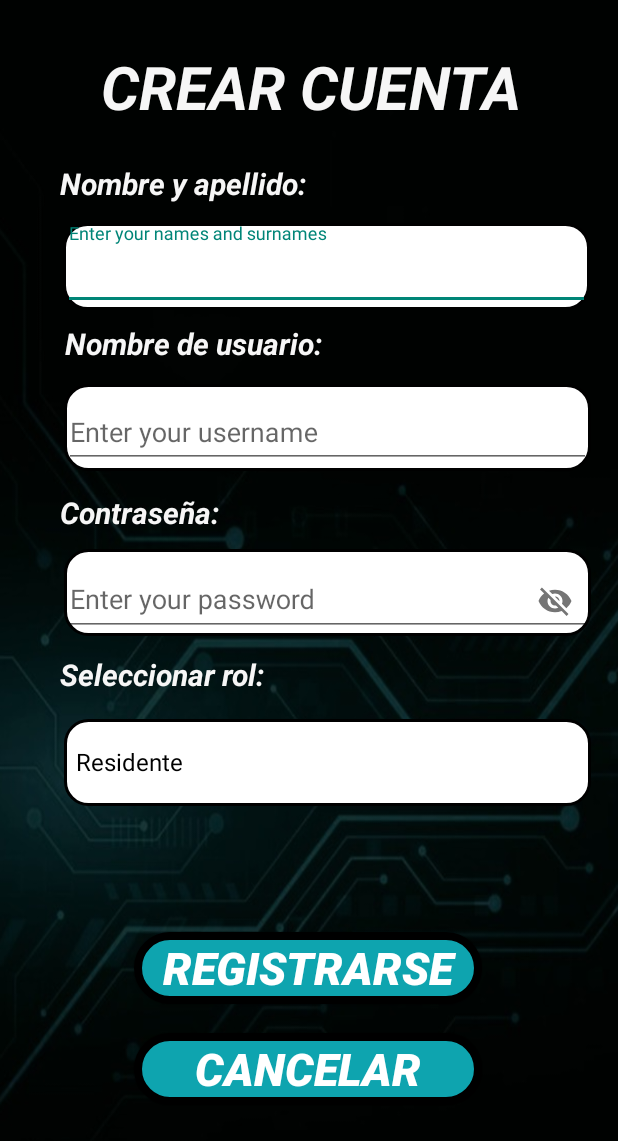
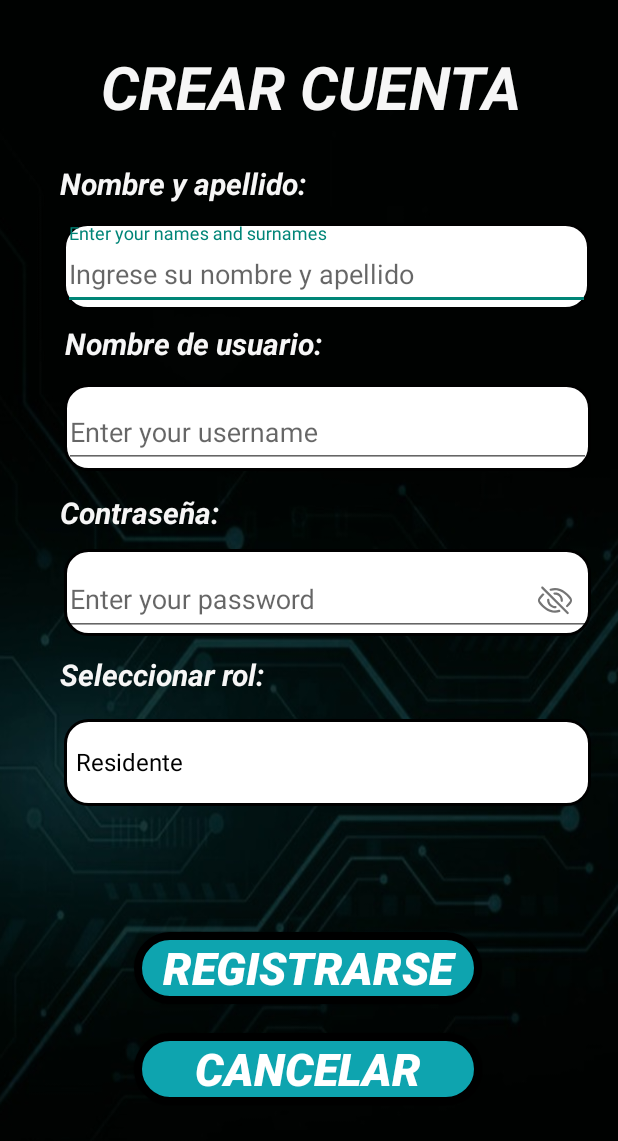
Before and after one commit to SergioGarzon/FastAccessApp-SeminarioIntegrador, an Android app built with Jetpack Compose: the RegisterAccount screen opened directly, with no data from a screen before it, on a phone screen of 412 x 824 dp. Shown: the top 1141 px of the screen. Run offline under Robolectric (Android 15) with nearby library versions, the phone set to English and light mode, and no system bars; our stand-ins replace Volley.

Commit message:
Password icon eye

```diff
--- a/app/src/main/java/com/example/aplicacionseminariointegrador/RegisterAccount.java
+++ b/app/src/main/java/com/example/aplicacionseminariointegrador/RegisterAccount.java
@@ -24,6 +24,7 @@ import com.android.volley.VolleyError;
 import com.android.volley.toolbox.StringRequest;
 import com.android.volley.toolbox.Volley;
 import com.example.aplicacionseminariointegrador.auxiliarclases.LanguageSelected;
+import com.google.android.material.textfield.TextInputEditText;
 import com.google.android.material.textfield.TextInputLayout;
 
 import java.util.HashMap;
@@ -36,6 +37,8 @@ public class RegisterAccount extends AppCompatActivity {
             txtLblUsernameCreateAccount, txtLblPasswordCreateAccount, txtLblSelectRole;
 
     TextInputLayout textInputLayoutNombre, txtInputLayoutPassword;
+
+    TextInputEditText txtInputEditTextName, txtInputEditTextUserName;
 
     Spinner spinnerRol;
 
@@ -63,6 +66,9 @@ public class RegisterAccount extends AppCompatActivity {
         textInputLayoutNombre = findViewById(R.id.textInputLayout2);
         txtInputLayoutPassword = findViewById(R.id.textInputLayout3);
 
+        txtInputEditTextName = findViewById(R.id.txtInputEditTextName);
+        txtInputEditTextUserName = findViewById(R.id.txtInputEditTextUserName);
+
         spinnerRol = findViewById(R.id.spinnerRol);
 
         if(LanguageSelected.languageSelected == 0) {
@@ -73,6 +79,8 @@ public class RegisterAccount extends AppCompatActivity {
             txtLblUsernameCreateAccount.setText("Username:");
             txtLblPasswordCreateAccount.setText("Password:");
             txtLblSelectRole.setText("Select Role:");
+
+            txtInputEditTextUserName.setHint("Enter your username");
 
             ArrayAdapter<CharSequence> adapter = ArrayAdapter.createFromResource(this, R.array.array_name_english, android.R.layout.simple_spinner_dropdown_item);
             adapter.setDropDownViewResource(android.R.layout.simple_spinner_dropdown_item);
@@ -85,6 +93,8 @@ public class RegisterAccount extends AppCompatActivity {
             txtLblUsernameCreateAccount.setText("Nombre de usuario:");
             txtLblPasswordCreateAccount.setText("Contraseña:");
             txtLblSelectRole.setText("Seleccionar rol:");
+            txtInputEditTextName.setHint("Ingrese su nombre y apellido");
+
 
             ArrayAdapter<CharSequence> adapter2 = ArrayAdapter.createFromResource(this, R.array.array_name, android.R.layout.simple_spinner_dropdown_item);
             adapter2.setDropDownViewResource(android.R.layout.simple_spinner_dropdown_item);
--- /dev/null
+++ b/app/src/main/res/drawable/custom_password_toggle.xml
@@ -0,0 +1,6 @@
+<?xml version="1.0" encoding="utf-8"?>
+<selector xmlns:android="http://schemas.android.com/apk/res/android">
+    <item android:drawable="@drawable/ic_show_eye"
+        android:state_checked="true"/>
+    <item android:drawable="@drawable/ic_hide_eye"/>
+</selector>
--- /dev/null
+++ b/app/src/main/res/drawable/ic_hide_eye.xml
@@ -0,0 +1,17 @@
+<vector xmlns:android="http://schemas.android.com/apk/res/android"
+    xmlns:tools="http://schemas.android.com/tools"
+    android:width="24dp"
+    android:height="20dp"
+    android:viewportWidth="24"
+    android:viewportHeight="20">
+    <path
+        android:pathData="M19.539,13.888C19.819,14.169 20.271,14.182 20.556,13.907C21.443,13.052 22.171,12.183 22.724,11.447C23.588,10.3 23.588,8.762 22.725,7.614C20.891,5.177 17.154,1.281 12,1.281C10.94,1.285 9.888,1.448 8.881,1.764C8.359,1.928 8.233,2.581 8.62,2.969C8.833,3.183 9.151,3.25 9.44,3.163C10.269,2.912 11.132,2.783 12,2.781C15.18,2.781 17.819,4.533 19.752,6.467C20.56,7.279 21.295,8.16 21.949,9.099C22.13,9.359 22.13,9.703 21.949,9.963C21.447,10.683 20.705,11.643 19.752,12.595C19.689,12.658 19.625,12.721 19.561,12.784C19.252,13.084 19.235,13.583 19.539,13.888Z"
+        android:fillColor="#4f4f4f"/>
+    <path
+        android:pathData="M16.009,10.359C16.444,10.794 17.174,10.618 17.23,10.005C17.28,9.463 17.245,8.913 17.124,8.377C16.906,7.407 16.417,6.518 15.714,5.815C15.011,5.112 14.123,4.623 13.153,4.405C12.617,4.285 12.068,4.25 11.526,4.299C10.912,4.355 10.736,5.086 11.172,5.522C11.359,5.709 11.623,5.791 11.887,5.783C12.327,5.769 12.766,5.833 13.186,5.973C13.738,6.157 14.24,6.467 14.652,6.879C15.064,7.291 15.374,7.793 15.558,8.345C15.698,8.765 15.762,9.205 15.749,9.645C15.741,9.908 15.822,10.172 16.009,10.359ZM12.113,13.28C12.377,13.272 12.641,13.354 12.828,13.54C13.263,13.975 13.087,14.705 12.474,14.761C11.932,14.811 11.382,14.776 10.846,14.655C9.876,14.438 8.987,13.948 8.284,13.245C7.581,12.542 7.092,11.654 6.874,10.684C6.754,10.148 6.719,9.599 6.768,9.057C6.824,8.444 7.555,8.268 7.991,8.703C8.177,8.89 8.259,9.154 8.251,9.418C8.238,9.858 8.302,10.297 8.442,10.717C8.626,11.269 8.936,11.771 9.348,12.183C9.76,12.595 10.262,12.905 10.814,13.089C11.234,13.229 11.674,13.293 12.113,13.28Z"
+        android:fillColor="#4f4f4f"
+        tools:ignore="VectorPath" />
+    <path
+        android:pathData="M5.025,5.736C4.755,5.976 4.496,6.219 4.248,6.466C3.44,7.279 2.705,8.16 2.05,9.099C1.87,9.358 1.873,9.701 2.05,9.963V9.963C2.553,10.683 3.296,11.643 4.248,12.595C6.181,14.529 8.822,16.281 12,16.281C12.898,16.281 13.752,16.142 14.56,15.897C14.849,15.809 15.166,15.878 15.38,16.092V16.092C15.767,16.48 15.641,17.134 15.118,17.298C14.11,17.614 13.06,17.777 12,17.781C6.846,17.781 3.109,13.885 1.275,11.448C0.412,10.3 0.412,8.762 1.275,7.615C1.825,6.883 2.547,6.02 3.426,5.171C3.721,4.886 4.188,4.901 4.477,5.19L5.022,5.736C5.023,5.737 5.024,5.737 5.025,5.736V5.736ZM21,18.531C20.707,18.824 20.231,18.824 19.938,18.531L3,1.593C2.707,1.3 2.707,0.824 3,0.531V0.531C3.293,0.238 3.769,0.238 4.062,0.531L21,17.469C21.293,17.762 21.293,18.238 21,18.531V18.531Z"
+        android:fillColor="#4f4f4f"/>
+</vector>
--- /dev/null
+++ b/app/src/main/res/drawable/ic_show_eye.xml
@@ -0,0 +1,11 @@
+<vector xmlns:android="http://schemas.android.com/apk/res/android"
+    xmlns:tools="http://schemas.android.com/tools"
+    android:width="24dp"
+    android:height="20dp"
+    android:viewportWidth="700"
+    android:viewportHeight="572">
+    <path
+        android:fillColor="#3A4350"
+        android:pathData="m350,443.33c-60.03,0 -121.23,-28.08 -178.16,-74.05 -41.27,-33.33 -78.51,-75.96 -78.51,-89.29s37.24,-55.95 78.51,-89.29c56.92,-45.97 118.13,-74.05 178.16,-74.05s121.23,28.08 178.16,74.05c41.27,33.33 78.51,75.96 78.51,89.29s-37.24,55.95 -78.51,89.29c-56.92,45.97 -118.13,74.05 -178.16,74.05zM350,420c53.79,0 110.35,-25.94 163.5,-68.87 19.98,-16.14 38.24,-33.8 52.56,-50.19 5.89,-6.75 10.77,-12.9 14.11,-17.73 1.84,-2.66 3.16,-5.15 3.16,-3.22s-1.32,-0.56 -3.16,-3.22c-3.34,-4.83 -8.22,-10.98 -14.11,-17.73 -14.32,-16.39 -32.58,-34.05 -52.56,-50.19 -53.15,-42.93 -109.7,-68.87 -163.5,-68.87s-110.35,25.94 -163.5,68.87c-19.98,16.14 -38.24,33.8 -52.56,50.19 -5.89,6.75 -10.77,12.9 -14.11,17.73 -1.84,2.66 -3.16,5.15 -3.16,3.22s1.32,0.56 3.16,3.22c3.34,4.83 8.22,10.98 14.11,17.73 14.32,16.39 32.58,34.05 52.56,50.19 53.15,42.93 109.7,68.87 163.5,68.87zM350,373.33c-51.55,0 -93.33,-41.78 -93.33,-93.33s41.78,-93.33 93.33,-93.33 93.33,41.78 93.33,93.33 -41.78,93.33 -93.33,93.33zM350,350c38.66,0 70,-31.34 70,-70s-31.34,-70 -70,-70 -70,31.34 -70,70 31.34,70 70,70z"
+        tools:ignore="VectorPath" />
+</vector>
--- a/app/src/main/res/layout/activity_login.xml
+++ b/app/src/main/res/layout/activity_login.xml
@@ -85,12 +85,15 @@
         app:layout_constraintStart_toStartOf="parent"
         app:layout_constraintTop_toBottomOf="@+id/txtLblPass"
         app:layout_constraintVertical_bias="0.025"
-        app:endIconMode="password_toggle">
+        app:endIconMode="password_toggle"
+        app:endIconDrawable="@drawable/custom_password_toggle"
+        >
 
         <com.google.android.material.textfield.TextInputEditText
             android:layout_width="match_parent"
             android:layout_height="wrap_content"
             android:hint="Enter your password"
+            android:inputType="textPassword"
             />
     </com.google.android.material.textfield.TextInputLayout>
 
--- a/app/src/main/res/layout/activity_register_account.xml
+++ b/app/src/main/res/layout/activity_register_account.xml
@@ -37,6 +37,7 @@
         app:layout_constraintVertical_bias="0.02">
 
         <com.google.android.material.textfield.TextInputEditText
+            android:id="@+id/txtInputEditTextName"
             android:layout_width="match_parent"
             android:layout_height="match_parent"
             android:hint="Enter your names and surnames" />
@@ -90,6 +91,7 @@
         app:layout_constraintVertical_bias="0.022">
 
         <com.google.android.material.textfield.TextInputEditText
+            android:id="@+id/txtInputEditTextUserName"
             android:layout_width="match_parent"
             android:layout_height="wrap_content"
             android:hint="Enter your username" />
@@ -124,11 +126,13 @@
         app:layout_constraintStart_toStartOf="parent"
         app:layout_constraintTop_toBottomOf="@+id/txtLblPasswordCreateAccount"
         app:layout_constraintVertical_bias="0.024"
-        app:endIconMode="password_toggle">
+        app:endIconMode="password_toggle"
+        app:endIconDrawable="@drawable/custom_password_toggle">
 
         <com.google.android.material.textfield.TextInputEditText
             android:layout_width="match_parent"
             android:layout_height="wrap_content"
+            android:inputType="textPassword"
             />
     </com.google.android.material.textfield.TextInputLayout>
 
--- a/app/src/main/res/layout/activity_start_application.xml
+++ b/app/src/main/res/layout/activity_start_application.xml
@@ -59,7 +59,7 @@
         android:fontFamily="@font/bomberescortcondital"
         android:text="FAST ACCESS APP"
         android:textAlignment="center"
-        android:textColor="#00DB8C"
+        android:textColor="#0ea4af"
         android:textSize="38sp"
         app:layout_constraintBottom_toBottomOf="parent"
         app:layout_constraintEnd_toEndOf="parent"
```
Also changed, not shown: app/src/main/res/layout/activity_credits_aplication.xml (+15 -13 lines).
